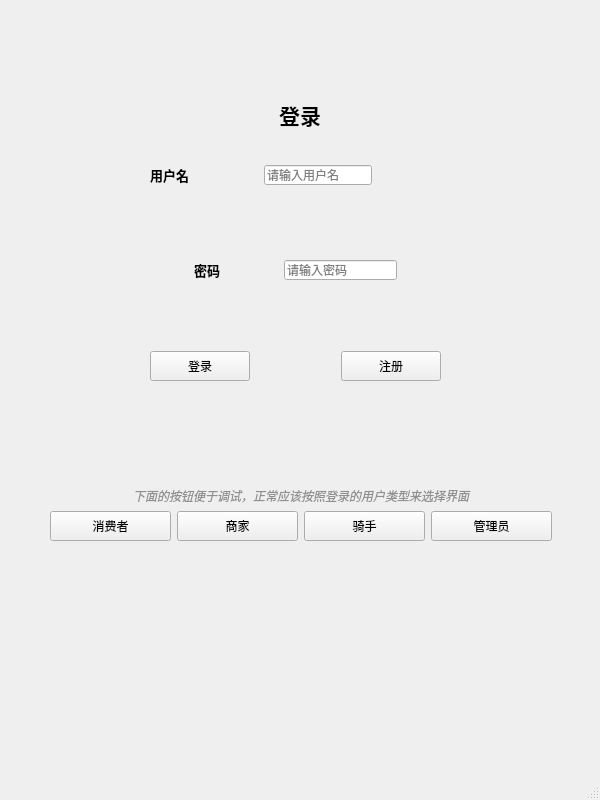
First picture: the form in login.ui, repository chichuxwx/Food-delivery-platform, before the edit.
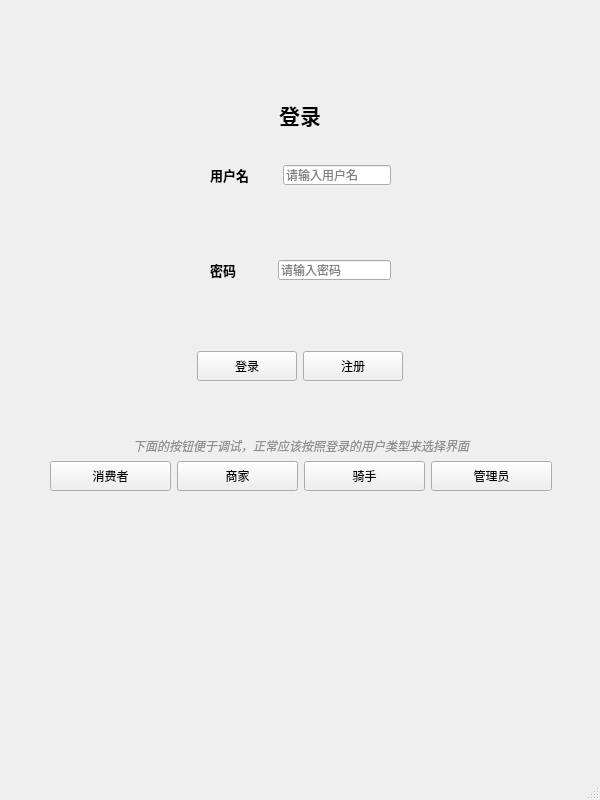
Second picture: the form after the edit.

The edit to the form file:
```diff
--- a/login.ui
+++ b/login.ui
@@ -72,15 +72,31 @@
    <widget class="QWidget" name="layoutWidget">
     <property name="geometry">
      <rect>
-      <x>150</x>
+      <x>170</x>
       <y>160</y>
-      <width>291</width>
+      <width>261</width>
       <height>221</height>
      </rect>
     </property>
     <layout class="QVBoxLayout" name="verticalLayout_2">
      <item>
       <layout class="QHBoxLayout" name="horizontalLayout">
+       <item>
+        <spacer name="horizontalSpacer">
+         <property name="orientation">
+          <enum>Qt::Orientation::Horizontal</enum>
+         </property>
+         <property name="sizeType">
+          <enum>QSizePolicy::Policy::Fixed</enum>
+         </property>
+         <property name="sizeHint" stdset="0">
+          <size>
+           <width>40</width>
+           <height>20</height>
+          </size>
+         </property>
+        </spacer>
+       </item>
        <item>
         <widget class="QLabel" name="label_2">
          <property name="enabled">
@@ -103,7 +119,7 @@
          </property>
         </widget>
        </item>
-       <item alignment="Qt::AlignmentFlag::AlignHCenter">
+       <item alignment="Qt::AlignmentFlag::AlignRight">
         <widget class="QLineEdit" name="lineEdit">
          <property name="maximumSize">
           <size>
@@ -119,11 +135,43 @@
          </property>
         </widget>
        </item>
+       <item>
+        <spacer name="horizontalSpacer_2">
+         <property name="orientation">
+          <enum>Qt::Orientation::Horizontal</enum>
+         </property>
+         <property name="sizeType">
+          <enum>QSizePolicy::Policy::Fixed</enum>
+         </property>
+         <property name="sizeHint" stdset="0">
+          <size>
+           <width>40</width>
+           <height>20</height>
+          </size>
+         </property>
+        </spacer>
+       </item>
       </layout>
      </item>
      <item>
       <layout class="QHBoxLayout" name="horizontalLayout_2">
        <item>
+        <spacer name="horizontalSpacer_4">
+         <property name="orientation">
+          <enum>Qt::Orientation::Horizontal</enum>
+         </property>
+         <property name="sizeType">
+          <enum>QSizePolicy::Policy::Fixed</enum>
+         </property>
+         <property name="sizeHint" stdset="0">
+          <size>
+           <width>40</width>
+           <height>20</height>
+          </size>
+         </property>
+        </spacer>
+       </item>
+       <item alignment="Qt::AlignmentFlag::AlignLeft">
         <widget class="QLabel" name="label_3">
          <property name="minimumSize">
           <size>
@@ -140,6 +188,9 @@
          <property name="text">
           <string>&lt;html&gt;&lt;head/&gt;&lt;body&gt;&lt;p&gt;&lt;span style=&quot; font-size:10pt; font-weight:700;&quot;&gt;密码&lt;/span&gt;&lt;/p&gt;&lt;/body&gt;&lt;/html&gt;</string>
          </property>
+         <property name="alignment">
+          <set>Qt::AlignmentFlag::AlignLeading|Qt::AlignmentFlag::AlignLeft|Qt::AlignmentFlag::AlignVCenter</set>
+         </property>
         </widget>
        </item>
        <item alignment="Qt::AlignmentFlag::AlignVCenter">
@@ -161,10 +212,39 @@
          </property>
         </widget>
        </item>
+       <item>
+        <spacer name="horizontalSpacer_3">
+         <property name="orientation">
+          <enum>Qt::Orientation::Horizontal</enum>
+         </property>
+         <property name="sizeType">
+          <enum>QSizePolicy::Policy::Fixed</enum>
+         </property>
+         <property name="sizeHint" stdset="0">
+          <size>
+           <width>40</width>
+           <height>20</height>
+          </size>
+         </property>
+        </spacer>
+       </item>
       </layout>
      </item>
      <item>
       <layout class="QHBoxLayout" name="horizontalLayout_3">
+       <item>
+        <spacer name="horizontalSpacer_5">
+         <property name="orientation">
+          <enum>Qt::Orientation::Horizontal</enum>
+         </property>
+         <property name="sizeHint" stdset="0">
+          <size>
+           <width>40</width>
+           <height>20</height>
+          </size>
+         </property>
+        </spacer>
+       </item>
        <item alignment="Qt::AlignmentFlag::AlignLeft">
         <widget class="QPushButton" name="pushButton">
          <property name="minimumSize">
@@ -179,6 +259,11 @@
            <height>30</height>
           </size>
          </property>
+         <property name="font">
+          <font>
+           <family>华文细黑</family>
+          </font>
+         </property>
          <property name="text">
           <string>登录</string>
          </property>
@@ -198,11 +283,29 @@
            <height>30</height>
           </size>
          </property>
+         <property name="font">
+          <font>
+           <family>华文细黑</family>
+          </font>
+         </property>
          <property name="text">
           <string>注册</string>
          </property>
         </widget>
        </item>
+       <item>
+        <spacer name="horizontalSpacer_6">
+         <property name="orientation">
+          <enum>Qt::Orientation::Horizontal</enum>
+         </property>
+         <property name="sizeHint" stdset="0">
+          <size>
+           <width>40</width>
+           <height>20</height>
+          </size>
+         </property>
+        </spacer>
+       </item>
       </layout>
      </item>
     </layout>
@@ -211,9 +314,9 @@
     <property name="geometry">
      <rect>
       <x>50</x>
-      <y>400</y>
+      <y>430</y>
       <width>502</width>
-      <height>141</height>
+      <height>61</height>
      </rect>
     </property>
     <layout class="QVBoxLayout" name="verticalLayout">
@@ -240,6 +343,11 @@
            <height>30</height>
           </size>
          </property>
+         <property name="font">
+          <font>
+           <family>华文细黑</family>
+          </font>
+         </property>
          <property name="text">
           <string>消费者</string>
          </property>
@@ -253,6 +361,11 @@
            <height>30</height>
           </size>
          </property>
+         <property name="font">
+          <font>
+           <family>华文细黑</family>
+          </font>
+         </property>
          <property name="text">
           <string>商家</string>
          </property>
@@ -266,6 +379,11 @@
            <height>30</height>
           </size>
          </property>
+         <property name="font">
+          <font>
+           <family>华文细黑</family>
+          </font>
+         </property>
          <property name="text">
           <string>骑手</string>
          </property>
@@ -279,6 +397,11 @@
            <height>30</height>
           </size>
          </property>
+         <property name="font">
+          <font>
+           <family>华文细黑</family>
+          </font>
+         </property>
          <property name="text">
           <string>管理员</string>
          </property>
```
